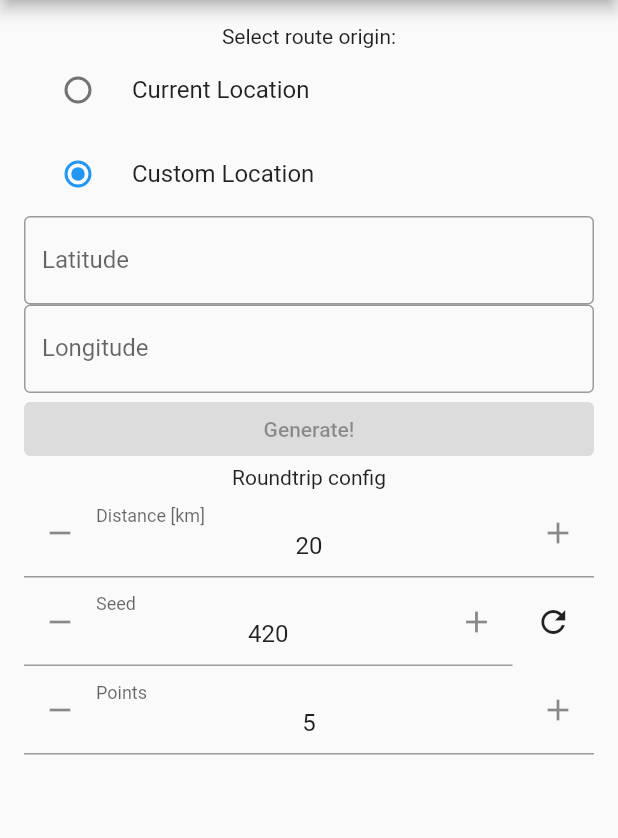
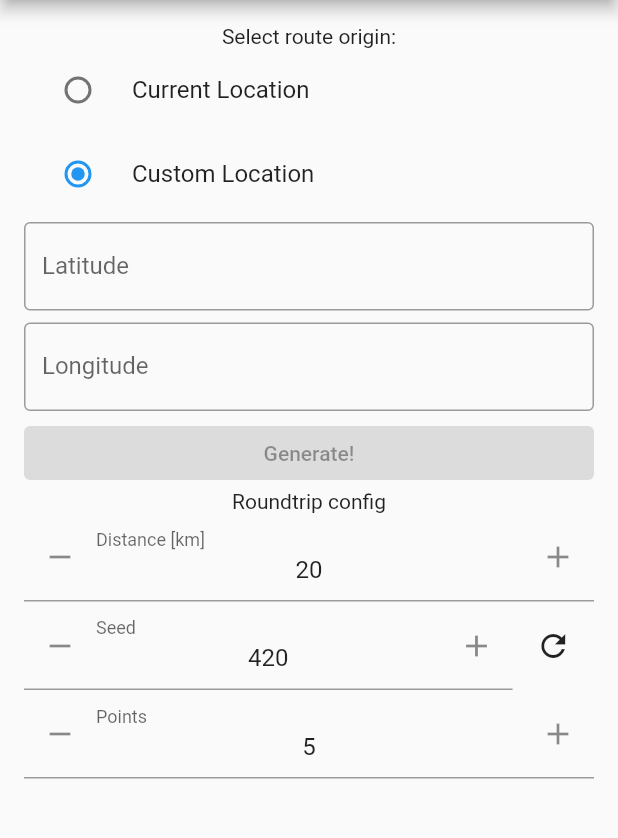
Before and after one commit to PawelRaciborski/bike-route-generator, a Flutter app: the screen it shows after launch, after a tap on "Custom Location", on a phone screen of 412 x 824 dp, the part 84-922 px from its top. Run offline on Flutter 3.47's test engine with Material 2 defaults, Android fonts, the phone set to English and light mode, and no system bars; drawn by our look-alikes of flutter_spinbox; our stand-ins replace geolocator; missing offline and left inert: map_launcher.

Commit message:
Custom coords extra padding

```diff
--- a/lib/home/configuration_view.dart
+++ b/lib/home/configuration_view.dart
@@ -130,7 +130,9 @@ class _ConfigurationViewState extends State<ConfigurationView> {
 
   Widget _buildCustomLocationInput() => Column(
         children: [
-          RegExpTextField(
+          Padding(
+            padding: const EdgeInsets.symmetric(vertical: 4.0),
+            child: RegExpTextField(
               RegExp(r'^[-+]?([1-8]?\d(\.\d+)?|90(\.0+)?)$'),
               keyboardType: TextInputType.number,
               labelText: 'Latitude',
@@ -141,7 +143,10 @@ class _ConfigurationViewState extends State<ConfigurationView> {
                 });
               },
             ),
-          RegExpTextField(
+          ),
+          Padding(
+            padding: const EdgeInsets.symmetric(vertical: 4.0),
+            child: RegExpTextField(
               RegExp(r'^\s*[-+]?(180(\.0+)?|((1[0-7]\d)|([1-9]?\d))(\.\d+)?)$'),
               keyboardType: TextInputType.number,
               labelText: 'Longitude',
@@ -151,6 +156,7 @@ class _ConfigurationViewState extends State<ConfigurationView> {
                   _longitude = isValid ? double.parse(value) : null;
                 });
               },
+            ),
           ),
         ],
       );
```
Lines whose indentation alone changed are shown as unchanged.
